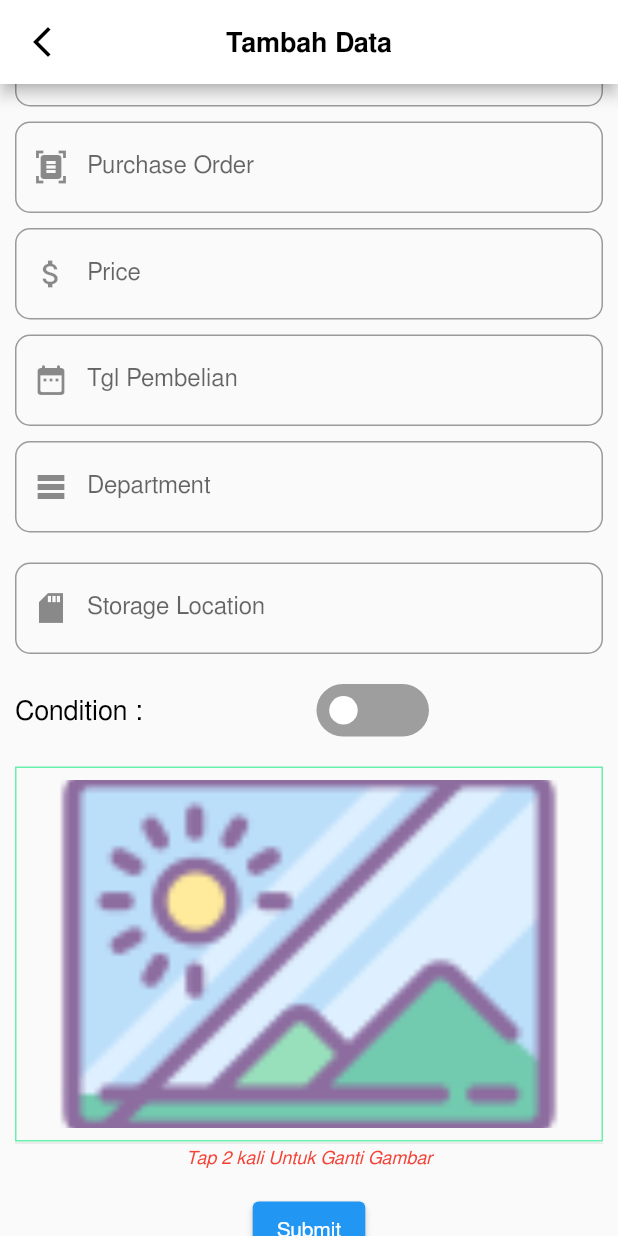
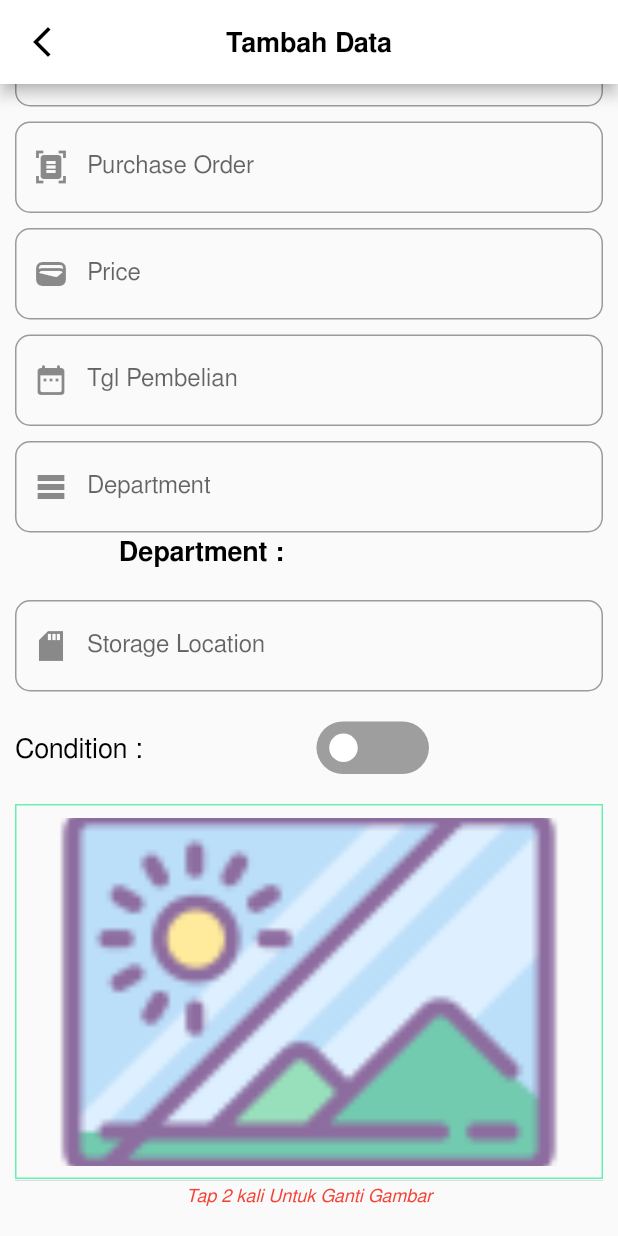
Before and after one commit to chdataasset/mncch_data_asset, a Flutter app: the TambahViewSmall screen opened directly, scrolled down 576 dp, on a phone screen of 412 x 824 dp. Run offline on Flutter 3.47's test engine with Material 2 defaults, Android fonts, the phone set to English and light mode, and no system bars; drawn by our look-alikes of flutter_switch; our stand-ins replace avatar_glow, barcode_widget, carousel_slider, currency_text_input_formatter, dropdown_button2, get and 3 more; missing offline and left inert: flutter_barcode_scanner; accounts and stored records are empty.

Commit message:
bingung euy

```diff
--- /dev/null
+++ b/lib/_assets/data/json/tdept.json
@@ -0,0 +1,8 @@
+
+{
+    "id":0,
+    "kode":"",
+    "nama":"",
+    "kadept":"",
+    "kadiv":""
+  }
--- /dev/null
+++ b/lib/_assets/data/struc/tbl_department.dart
@@ -0,0 +1,45 @@
+// To parse this JSON data, do
+//
+//     final tdept = tdeptFromJson(jsonString);
+
+import 'dart:convert';
+
+Tdept tdeptFromJson(String str) => Tdept.fromJson(json.decode(str));
+
+String tdeptToJson(Tdept data) => json.encode(data.toJson());
+
+class Tdept {
+  Tdept({
+    required this.id,
+    required this.kode,
+    required this.nama,
+    required this.kadept,
+    required this.kadiv,
+  });
+
+  int id;
+  String kode;
+  String nama;
+  String kadept;
+  String kadiv;
+
+  factory Tdept.fromJson(Map<String, dynamic> json) => Tdept(
+        id: json["id"],
+        kode: json["kode"],
+        nama: json["nama"],
+        kadept: json["kadept"],
+        kadiv: json["kadiv"],
+      );
+
+  Map<String, dynamic> toJson() => {
+        "id": id,
+        "kode": kode,
+        "nama": nama,
+        "kadept": kadept,
+        "kadiv": kadiv,
+      };
+  static List<Tdept> fromJsonList(List list) {
+    if (list == null) return List<Tdept>.empty();
+    return list.map((item) => Tdept.fromJson(item)).toList();
+  }
+}
--- a/lib/app/modules/detailitem/controllers/detailitem_controller.dart
+++ b/lib/app/modules/detailitem/controllers/detailitem_controller.dart
@@ -108,6 +108,7 @@ class DetailitemController extends GetxController {
         dateT.value = item.tglBeli;
         imageUrlT.value = item.imageUrl;
       }
+
     } catch (err) {
       print(err);
     }
--- a/lib/app/modules/tambah/controllers/tambah_controller.dart
+++ b/lib/app/modules/tambah/controllers/tambah_controller.dart
@@ -1,8 +1,10 @@
+import 'dart:convert';
 import 'dart:io';
 
 import 'dart:async';
 import 'dart:typed_data';
 
+import 'package:ch_data_asset/_assets/data/struc/tbl_department.dart';
 import 'package:flutter/material.dart';
 import 'package:get/get.dart';
 import 'package:image_picker/image_picker.dart';
@@ -20,7 +22,14 @@ class TambahController extends GetxController {
   RxString filepath = "".obs;
   RxString imageUrlStr = "".obs;
   RxString sourceImg = "".obs;
+  RxString selectedValue = "".obs;
+  RxInt id = 0.obs;
+  RxString kode = "".obs;
+  RxString nama = "".obs;
+  RxString kadept = "".obs;
+  RxString kadiv = "".obs;
   RxList listImg = [].obs;
+  RxList allItem = [].obs;
   RxBool isSimpan = false.obs;
   RxBool isCondition = false.obs;
 
@@ -173,24 +182,33 @@ class TambahController extends GetxController {
     }
   }
 
-  // void cekUser() async {
-  //   try {
-  //     PostgrestResponse<dynamic> result = await client
-  //         .from("tbl_user")
-  //         .select('')
-  //         .match({"user_id": client.auth..currentUser!.id}).execute();
+  dynamic getItem() async {
+    try {
+      PostgrestResponse<dynamic> result =
+          await client.from('tbl_department').select('').execute();
 
-  //     List<ModelTbluser> userList =
-  //         ModelTbluser.fromJsonList(result.data as List);
+      final data = result.data;
+      print(result.data);
 
-  //     for (var element in userList) {
-  //       userName.value = element.username;
-  //       print(userName.value);
-  //     }
-  //   } catch (err) {
-  //     print(err);
-  //   }
-  // }
+      final error = result.error;
+      List dataNote = Tdept.fromJsonList(result.data as List);
+      List<Tdept> namaItem = [];
+      namaItem = List<Tdept>.from(dataNote);
+      allItem.refresh();
+//  dataNote.forEach(
+//               (element) {
+//                 namaItem.add(allItem(
+
+//               },
+//             );
+
+      print("==========");
+      // print(namaItem[nama]);
+    } catch (err) {
+      print(err);
+      rethrow;
+    }
+  }
 
   ///=================CEK VALIDASI==============
   String? validateidAsset(String value) {
@@ -283,6 +301,7 @@ class TambahController extends GetxController {
   @override
   void onInit() {
     super.onInit();
+    getItem();
   }
 
   @override
--- a/lib/app/modules/tambah/views/tambah_view_small.dart
+++ b/lib/app/modules/tambah/views/tambah_view_small.dart
@@ -1,19 +1,13 @@
-import 'dart:io';
-import 'dart:isolate';
-
-import 'package:ch_data_asset/app/routes/app_pages.dart';
-import 'package:flutter/cupertino.dart';
-import 'package:get_storage/get_storage.dart';
+import 'package:dropdown_button2/custom_dropdown_button2.dart';
 import 'package:image_picker/image_picker.dart';
 import 'package:flutter_switch/flutter_switch.dart';
 import '../../../../_assets/constant.dart';
-import '../views/widget/buildimage.dart';
+import 'package:currency_text_input_formatter/currency_text_input_formatter.dart';
 import 'package:flutter/material.dart';
 import 'package:intl/intl.dart';
 import 'package:get/get.dart';
 import 'package:barcode_widget/barcode_widget.dart';
 import '../controllers/tambah_controller.dart';
-import 'package:carousel_slider/carousel_slider.dart';
 
 class TambahViewSmall extends GetView<TambahController> {
   @override
@@ -164,7 +158,7 @@ class TambahViewSmall extends GetView<TambahController> {
                         border: OutlineInputBorder(
                           borderRadius: BorderRadius.circular(10),
                         ),
-                        labelText: "Merk",
+                        labelText: "Brand",
                         prefixIcon: Icon(Icons.branding_watermark),
                       ),
                       autocorrect: false,
@@ -285,8 +279,15 @@ class TambahViewSmall extends GetView<TambahController> {
                           borderRadius: BorderRadius.circular(10),
                         ),
                         labelText: "Price",
-                        prefixIcon: Icon(Icons.attach_money),
+                        prefixIcon: Icon(Icons.wallet),
                       ),
+                      inputFormatters: [
+                        CurrencyTextInputFormatter(
+                          locale: "id",
+                          decimalDigits: 0,
+                          symbol: 'Rp. ',
+                        )
+                      ],
                       autocorrect: false,
                       keyboardType: TextInputType.number,
                       controller: controller.priceC,
@@ -352,6 +353,28 @@ class TambahViewSmall extends GetView<TambahController> {
                       validator: (value) {
                         return controller.validatedept(value!);
                       },
+                    ),
+                    Row(
+                      mainAxisAlignment: MainAxisAlignment.spaceAround,
+                      children: [
+                        Text(
+                          "Department :",
+                          style: FreeSansBold,
+                        ),
+                        SizedBox(
+                          width: 5,
+                        ),
+                        // Expanded(
+                        //   child: CustomDropdownButton2(
+                        //     hint: 'Select Dept',
+                        //     dropdownItems: controller.allItem,
+                        //     value: controller.selectedValue.value,
+                        //     onChanged: (value) {
+                        //       controller.selectedValue.value = value;
+                        //     },
+                        //   ),
+                        // ),
+                      ],
                     ),
                     SizedBox(
                       height: 20,
--- a/lib/app/routes/app_pages.dart
+++ b/lib/app/routes/app_pages.dart
@@ -2,6 +2,7 @@ import 'package:get/get.dart';
 
 import '../modules/daftar_list/bindings/daftar_list_binding.dart';
 import '../modules/daftar_list/views/daftar_list_view.dart';
+
 import '../modules/detailitem/bindings/detailitem_binding.dart';
 import '../modules/detailitem/views/detailitem_view.dart';
 import '../modules/edit_item/bindings/edit_item_binding.dart';
--- a/lib/app/routes/app_routes.dart
+++ b/lib/app/routes/app_routes.dart
@@ -10,6 +10,7 @@ abstract class Routes {
   static const DETAILITEM = _Paths.DETAILITEM;
   static const DAFTAR_LIST = _Paths.DAFTAR_LIST;
   static const EDIT_ITEM = _Paths.EDIT_ITEM;
+  static const DEPARTMENT = _Paths.DEPARTMENT;
 }
 
 abstract class _Paths {
@@ -21,4 +22,5 @@ abstract class _Paths {
   static const DETAILITEM = '/detailitem';
   static const DAFTAR_LIST = '/daftar-list';
   static const EDIT_ITEM = '/edit-item';
+  static const DEPARTMENT = '/department';
 }
--- a/pubspec.yaml
+++ b/pubspec.yaml
@@ -21,6 +21,9 @@ dependencies:
   flutter_barcode_scanner: ^2.0.0
   google_fonts: ^3.0.1
   flutter_switch: ^0.3.2
+  currency_text_input_formatter: ^2.1.7
+  dropdown_button2: ^1.7.2
+
 
 dev_dependencies:
   flutter_lints: ^2.0.0
```
Also changed, not shown: pubspec.lock.
